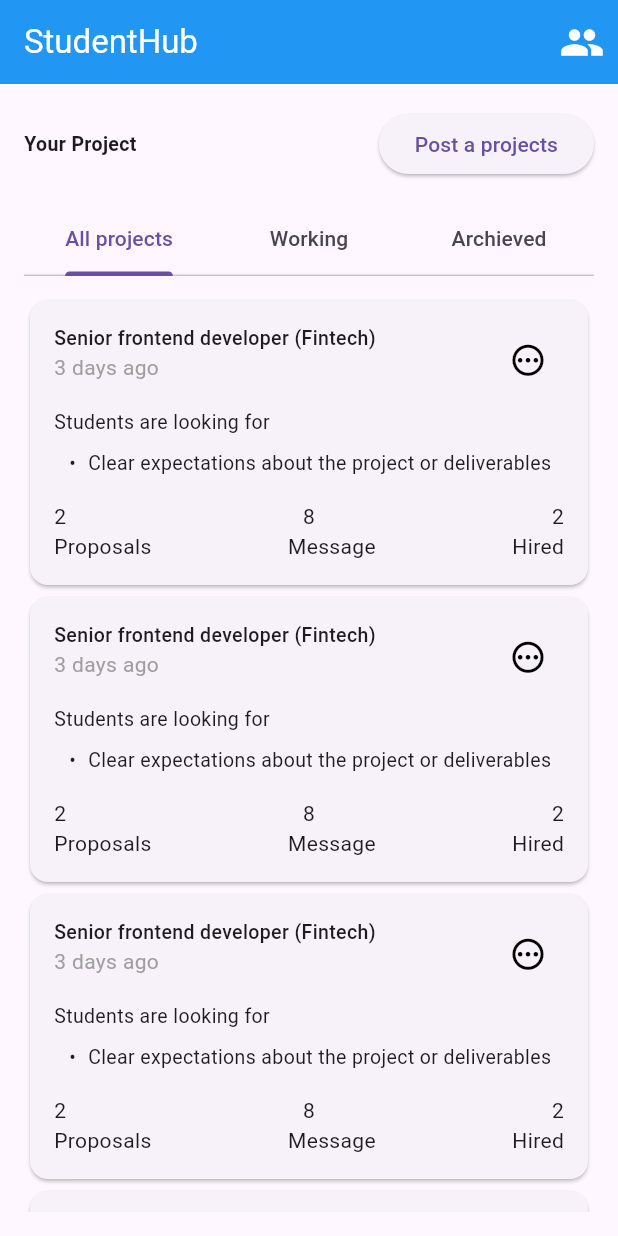
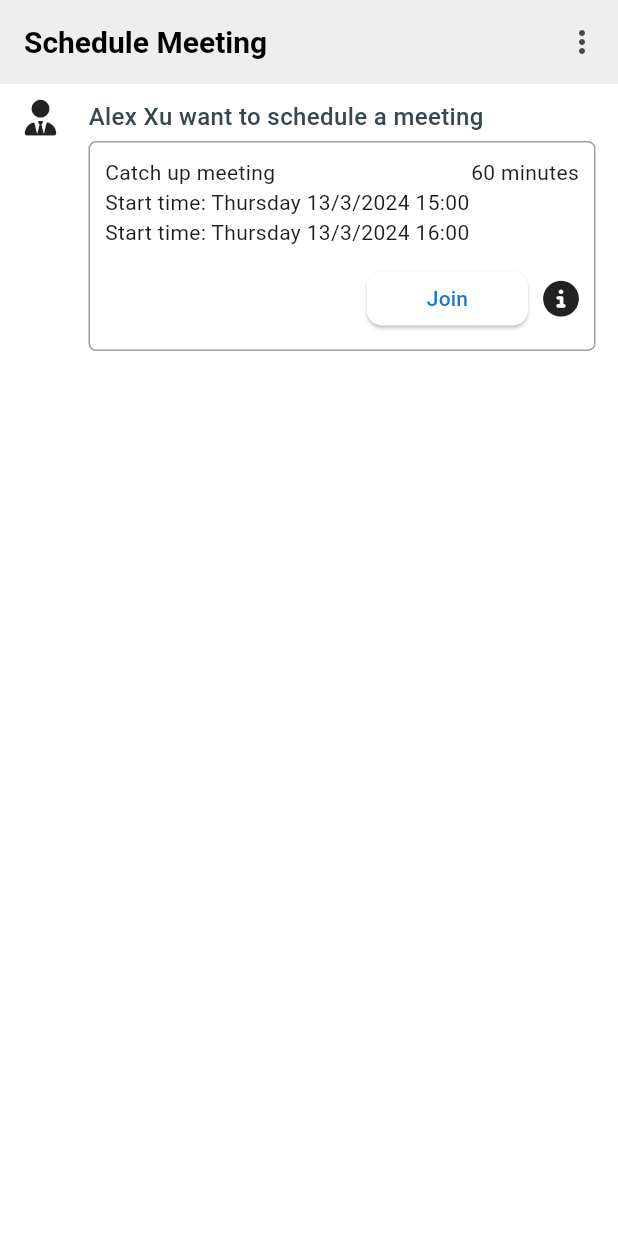
Before and after one commit to Hutavi/final_project_mobile, a Flutter app: the screen it shows after launch, on a phone screen of 412 x 824 dp. Run offline on Flutter 3.47's test engine with Material 3 defaults, Android fonts, the light colour scheme and no system bars; our stand-ins replace dio, dotted_border, flutter_dotenv, font_awesome_flutter, image_picker; missing offline and left inert: omni_datetime_picker.

Commit message:
TV: update schedule meeting

```diff
--- a/student_hub/lib/app.dart
+++ b/student_hub/lib/app.dart
@@ -6,6 +6,8 @@ import 'package:student_hub/screens/dashboard/dashboard.dart';
 import 'package:student_hub/screens/home_page/home_page.dart';
 import 'package:student_hub/screens/switch_account_page/switch_account.dart';
 import 'package:student_hub/screens/post/post_screen_1.dart';
+import 'package:student_hub/widgets/schedule_invite.dart';
+import 'package:student_hub/widgets/schedule_message.dart';
 
 class MyApp extends StatefulWidget {
   const MyApp({super.key});
@@ -25,10 +27,11 @@ class _MyAppState extends State<MyApp> {
       // home: SwitchAccount(),
       // home: LoginScreen(),
       // home: ProjectListScreen(),
-      home: Dashboard(),
+      // home: Dashboard(),
       // initialRoute: '/homePage',
       // darkTheme: AppThemes.darkTheme,
       // home: PostScreen1(),
+      home: ScheduleInviteTicket(),
 
       onGenerateRoute: AppRoute.onGenerateRoute,
     );
--- a/student_hub/lib/routers/route.dart
+++ b/student_hub/lib/routers/route.dart
@@ -21,6 +21,7 @@ import 'package:student_hub/screens/post/post_screen_1.dart';
 import 'package:student_hub/screens/post/post_screen_2.dart';
 import 'package:student_hub/screens/post/post_screen_3.dart';
 import 'package:student_hub/screens/post/post_screen_4.dart';
+import 'package:student_hub/widgets/schedule_message.dart';
 
 // import 'package:todolist_app/main.dart';
 
@@ -32,6 +33,9 @@ class AppRoute {
     switch (settings.name) {
       case AppRouterName.homePage:
         return MaterialPageRoute(builder: (_) => const HomePage());
+
+      // case AppRouterName.schedule:
+      //   return MaterialPageRoute(builder: (_) => const ScheduleMessageItem());
 
       case AppRouterName.profileS1:
         return PageRouteBuilder(
--- a/student_hub/lib/routers/route_name.dart
+++ b/student_hub/lib/routers/route_name.dart
@@ -18,4 +18,7 @@ class AppRouterName {
   static const postScreen4 = '/post-step-4';
 
   static const SendHired = '/send=hired';
+
+  //Schedule
+  static const schedule = '/schedule';
 }
--- a/student_hub/lib/widgets/bottom_sheet_filter.dart
+++ b/student_hub/lib/widgets/bottom_sheet_filter.dart
@@ -17,16 +17,6 @@ class _BottomSheetFilterState extends State<BottomSheetFilter> {
   TextEditingController proposalsController = TextEditingController();
   List<ProjectModel> projectLists = allProject;
   String? _selectedLength;
-
-  void searchProject(String query) {
-    final suggestions = allProject.where((project) {
-      final projectTitle = project.title!.toLowerCase();
-      final input = query.toLowerCase();
-
-      return projectTitle.contains(input);
-    }).toList();
-    setState(() => projectLists = suggestions);
-  }
 
   @override
   Widget build(BuildContext context) {
--- a/student_hub/lib/widgets/bottom_sheet_search.dart
+++ b/student_hub/lib/widgets/bottom_sheet_search.dart
@@ -111,5 +111,6 @@ class _BottomSheetSearchState extends State<BottomSheetSearch> {
         ],
       ),
     );
+
   }
 }
--- /dev/null
+++ b/student_hub/lib/widgets/schedule_invite.dart
@@ -0,0 +1,72 @@
+import 'package:flutter/material.dart';
+import 'package:font_awesome_flutter/font_awesome_flutter.dart';
+import 'package:student_hub/constants/colors.dart';
+import 'package:student_hub/widgets/app_bar_custom.dart';
+import 'package:student_hub/widgets/schedule_message.dart';
+
+class ScheduleInviteTicket extends StatefulWidget {
+  const ScheduleInviteTicket({super.key});
+
+  @override
+  State<ScheduleInviteTicket> createState() => _ScheduleInviteTicketState();
+}
+
+class _ScheduleInviteTicketState extends State<ScheduleInviteTicket> {
+  @override
+  Widget build(BuildContext context) {
+    return Scaffold(
+        backgroundColor: kWhiteColor,
+        appBar: const AppBarCustom(
+          title: 'Schedule Meeting',
+        ),
+        body: GestureDetector(
+          behavior: HitTestBehavior.opaque,
+          onTap: () => FocusScope.of(context).unfocus(),
+          child: Padding(
+            padding: const EdgeInsets.symmetric(horizontal: 15, vertical: 10),
+            child: Column(
+              crossAxisAlignment: CrossAxisAlignment.start,
+              children: [
+                Row(
+                  crossAxisAlignment: CrossAxisAlignment.start,
+                  children: [
+                    const Icon(FontAwesomeIcons.userTie),
+                    const SizedBox(
+                      width: 20,
+                    ),
+                    Expanded(
+                      child: Column(
+                        crossAxisAlignment: CrossAxisAlignment.start,
+                        children: [
+                          const Text(
+                            'Alex Xu want to schedule a meeting',
+                            style: TextStyle(
+                              fontSize: 16,
+                              fontWeight: FontWeight.w500,
+                              color: kBlueGray800,
+                            ),
+                          ),
+                          const SizedBox(
+                            height: 5,
+                          ),
+                          Container(
+                              padding: const EdgeInsets.all(10),
+                              decoration: BoxDecoration(
+                                border: Border.all(
+                                  color: Colors.grey,
+                                  width: 1.0,
+                                ),
+                                borderRadius: BorderRadius.circular(5.0),
+                              ),
+                              child: const ScheduleMessageItem()),
+                        ],
+                      ),
+                    ),
+                  ],
+                )
+              ],
+            ),
+          ),
+        ));
+  }
+}
--- /dev/null
+++ b/student_hub/lib/widgets/schedule_message.dart
@@ -0,0 +1,108 @@
+import 'package:flutter/material.dart';
+import 'package:font_awesome_flutter/font_awesome_flutter.dart';
+import 'package:student_hub/constants/colors.dart';
+
+class ScheduleMessageItem extends StatefulWidget {
+  const ScheduleMessageItem({super.key});
+
+  @override
+  State<ScheduleMessageItem> createState() => _ScheduleMessageItemState();
+}
+
+class _ScheduleMessageItemState extends State<ScheduleMessageItem> {
+  bool isMeetingCancelled = false;
+  void _showOptionsModal(BuildContext context) {
+    showDialog(
+      context: context,
+      builder: (BuildContext context) {
+        return Theme(
+          data: Theme.of(context).copyWith(
+            dialogTheme: DialogTheme(
+              shape: RoundedRectangleBorder(
+                borderRadius: BorderRadius.circular(5.0),
+              ),
+              backgroundColor: Colors.white,
+            ),
+          ),
+          child: AlertDialog(
+            content: Column(
+              crossAxisAlignment: CrossAxisAlignment.start,
+              mainAxisSize: MainAxisSize.min,
+              children: <Widget>[
+                const Text('Re-schedule the meeting'),
+                const Divider(),
+                GestureDetector(
+                  onTap: () {
+                    setState(() {
+                      isMeetingCancelled = true;
+                    });
+                    Navigator.pop(context);
+                  },
+                  child: const Text(
+                    'Cancel the meeting',
+                  ),
+                ),
+              ],
+            ),
+          ),
+        );
+      },
+    );
+  }
+
+  @override
+  Widget build(BuildContext context) {
+    return Column(
+      crossAxisAlignment: CrossAxisAlignment.start,
+      children: [
+        const Row(
+          mainAxisAlignment: MainAxisAlignment.spaceBetween,
+          children: [
+            Text("Catch up meeting"),
+            Text("60 minutes"),
+          ],
+        ),
+        const Text("Start time: Thursday 13/3/2024 15:00"),
+        const Text("Start time: Thursday 13/3/2024 16:00"),
+        const SizedBox(
+          height: 10,
+        ),
+        isMeetingCancelled
+            ? const Text(
+                'The meeting is cancelled',
+                style:
+                    TextStyle(color: Colors.red, fontWeight: FontWeight.w500),
+              )
+            : Row(
+                mainAxisAlignment: MainAxisAlignment.end,
+                children: [
+                  ElevatedButton(
+                    onPressed: () {},
+                    style: ElevatedButton.styleFrom(
+                        shape: RoundedRectangleBorder(
+                          borderRadius: BorderRadius.circular(10),
+                        ),
+                        backgroundColor: kWhiteColor,
+                        minimumSize: Size.zero,
+                        foregroundColor: kBlue700),
+                    child: const Padding(
+                      padding:
+                          EdgeInsets.symmetric(vertical: 8, horizontal: 16),
+                      child: Text('Join'),
+                    ),
+                  ),
+                  const SizedBox(
+                    width: 10,
+                  ),
+                  GestureDetector(
+                    onTap: () {
+                      _showOptionsModal(context);
+                    },
+                    child: const Icon(FontAwesomeIcons.circleInfo),
+                  ),
+                ],
+              )
+      ],
+    );
+  }
+}
--- a/student_hub/pubspec.yaml
+++ b/student_hub/pubspec.yaml
@@ -39,6 +39,8 @@ dependencies:
   image_picker: ^0.8.3+1
   dotted_border: ^2.1.0
   font_awesome_flutter: ^10.7.0
+  omni_datetime_picker: ^1.0.9
+  intl: ^0.19.0
 
 dev_dependencies:
   flutter_test:
```
Also changed, not shown: student_hub/lib/screens/schedule_interview/schedule_interview.dart (added, +306 -0 lines), student_hub/lib/widgets/app_bar_custom.dart (+44 -7 lines), student_hub/lib/widgets/show_date_picker_time.dart (added, +53 -0 lines), student_hub/pubspec.lock.
